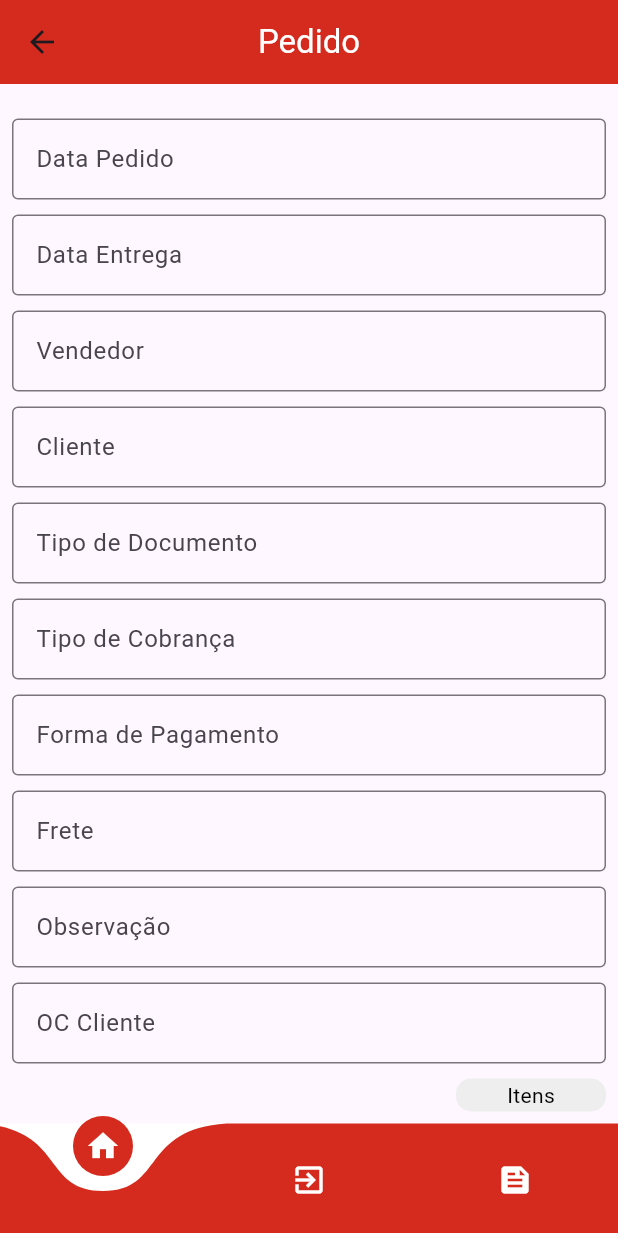
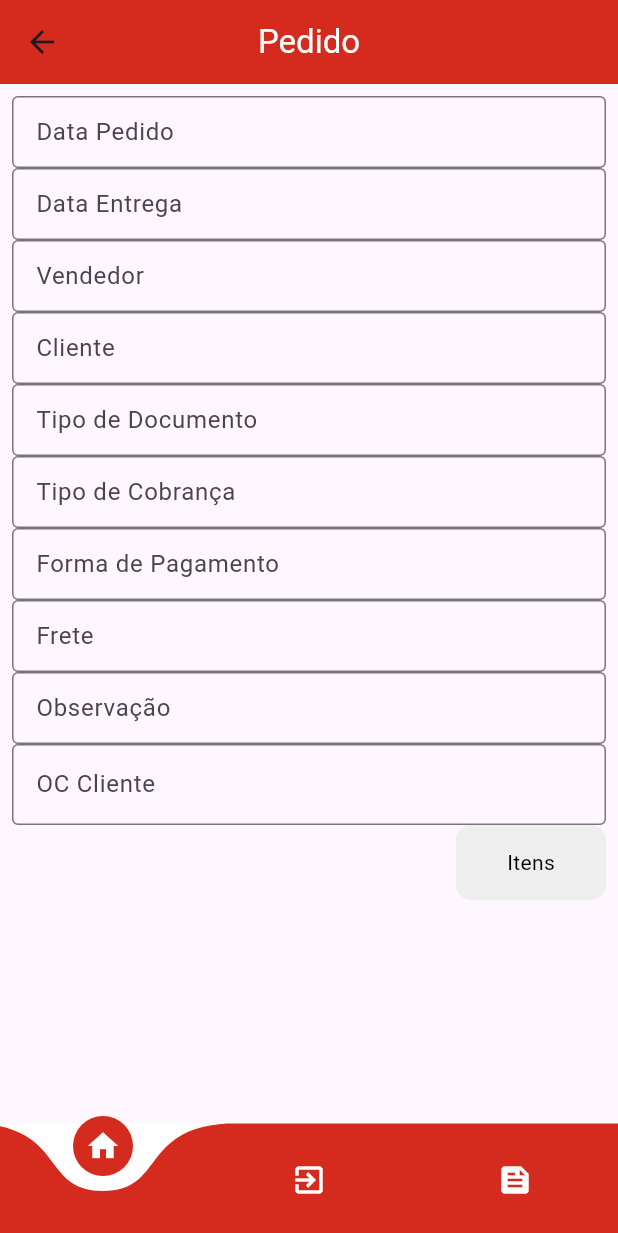
Before and after one commit to kelidss/StikVendas, a Flutter app: the PedidoPage screen opened directly, on a phone screen of 412 x 824 dp. Shown: the top 1233 px of the screen. Run offline on Flutter 3.47's test engine with Material 3 defaults, Android fonts, the phone set to English and light mode, and no system bars; drawn by our look-alikes of curved_navigation_bar; our stand-ins replace awesome_dialog, carousel_slider, percent_indicator; missing offline and left inert: d_chart.

Commit message:
ajustes básicos

```diff
--- a/lib/Models/Model_Login.dart
+++ b/lib/Models/Model_Login.dart
@@ -1,3 +1,5 @@
+// ignore_for_file: file_names
+
 class UserData {
   static String? nomeUsuario;
 }
--- a/lib/Views/PedidoPage.dart
+++ b/lib/Views/PedidoPage.dart
@@ -56,10 +56,10 @@ class _PedidoPageState extends State<PedidoPage> {
         padding: const EdgeInsets.all(8.0),
         child: PageView(
           controller: pageController,
-          physics: const NeverScrollableScrollPhysics(),
+          //physics: const NeverScrollableScrollPhysics(),
           children: [
             //Pedido Doc
-            Column(
+            Wrap(
               children: [
                 const SizedBox(
                   height: 15,
@@ -69,14 +69,15 @@ class _PedidoPageState extends State<PedidoPage> {
                   controller: DtPedidoController,
                   decoration: const InputDecoration(
                     labelText: 'Data Pedido',
+                    hintText: '**/**/****',
                     border: OutlineInputBorder(),
-                    contentPadding: EdgeInsets.fromLTRB(12, 20, 12, 10),
+                    //    contentPadding: EdgeInsets.fromLTRB(12, 20, 12, 10),
                     isDense: true,
                     floatingLabelBehavior:
                         FloatingLabelBehavior.auto, // Rótulo flutuante
                   ),
-          //    inputFormatters: [MaskTextInputFormatter(mask: '##/##/####')],
-              ///keyboardType: TextInputType.datetime,
+                  // inputFormatters: [MaskTextInputFormatter(mask: '##/##/####')],
+                  keyboardType: TextInputType.datetime,
                 ),
                 const SizedBox(height: 10),
                 TextFormField(
@@ -85,10 +86,12 @@ class _PedidoPageState extends State<PedidoPage> {
                   //  keyboardType:TextInputType.datetime,
                   decoration: const InputDecoration(
                       labelText: 'Data Entrega',
+                      hintText: '**/**/****',
                       border: OutlineInputBorder(),
-                      contentPadding: EdgeInsets.fromLTRB(12, 20, 12, 10),
+                      //   contentPadding: EdgeInsets.fromLTRB(12, 20, 12, 10),
                       isDense: true,
                       floatingLabelBehavior: FloatingLabelBehavior.auto),
+                  keyboardType: TextInputType.datetime,
                 ),
                 const SizedBox(height: 10),
                 TextFormField(
@@ -96,7 +99,7 @@ class _PedidoPageState extends State<PedidoPage> {
                   decoration: const InputDecoration(
                     labelText: 'Vendedor',
                     border: OutlineInputBorder(),
-                    contentPadding: EdgeInsets.fromLTRB(12, 20, 12, 10),
+                    // contentPadding: EdgeInsets.fromLTRB(12, 20, 12, 10),
                     isDense: true,
                     floatingLabelBehavior:
                         FloatingLabelBehavior.auto, // Rótulo flutuante
@@ -108,7 +111,7 @@ class _PedidoPageState extends State<PedidoPage> {
                   decoration: const InputDecoration(
                     labelText: 'Cliente',
                     border: OutlineInputBorder(),
-                    contentPadding: EdgeInsets.fromLTRB(12, 20, 12, 10),
+                    //  contentPadding: EdgeInsets.fromLTRB(12, 20, 12, 10),
                     isDense: true,
                     floatingLabelBehavior: FloatingLabelBehavior.auto,
                   ),
@@ -119,7 +122,7 @@ class _PedidoPageState extends State<PedidoPage> {
                   decoration: const InputDecoration(
                     labelText: 'Tipo de Documento',
                     border: OutlineInputBorder(),
-                    contentPadding: EdgeInsets.fromLTRB(12, 20, 12, 10),
+                    //   contentPadding: EdgeInsets.fromLTRB(12, 20, 12, 10),
                     isDense: true,
                     floatingLabelBehavior: FloatingLabelBehavior.auto,
                   ),
@@ -130,7 +133,7 @@ class _PedidoPageState extends State<PedidoPage> {
                   decoration: const InputDecoration(
                     labelText: 'Tipo de Cobrança',
                     border: OutlineInputBorder(),
-                    contentPadding: EdgeInsets.fromLTRB(12, 20, 12, 10),
+                    //  contentPadding: EdgeInsets.fromLTRB(12, 20, 12, 10),
                     isDense: true,
                     floatingLabelBehavior: FloatingLabelBehavior.auto,
                   ),
@@ -141,7 +144,7 @@ class _PedidoPageState extends State<PedidoPage> {
                   decoration: const InputDecoration(
                     labelText: 'Forma de Pagamento',
                     border: OutlineInputBorder(),
-                    contentPadding: EdgeInsets.fromLTRB(12, 20, 12, 10),
+                    //contentPadding: EdgeInsets.fromLTRB(12, 20, 12, 10),
                     isDense: true,
                     floatingLabelBehavior: FloatingLabelBehavior.auto,
                   ),
@@ -152,7 +155,7 @@ class _PedidoPageState extends State<PedidoPage> {
                   decoration: const InputDecoration(
                     labelText: 'Frete',
                     border: OutlineInputBorder(),
-                    contentPadding: EdgeInsets.fromLTRB(12, 20, 12, 10),
+                    //  contentPadding: EdgeInsets.fromLTRB(12, 20, 12, 10),
                     isDense: true,
                     floatingLabelBehavior: FloatingLabelBehavior.auto,
                   ),
@@ -163,7 +166,7 @@ class _PedidoPageState extends State<PedidoPage> {
                   decoration: const InputDecoration(
                     labelText: 'Observação',
                     border: OutlineInputBorder(),
-                    contentPadding: EdgeInsets.fromLTRB(12, 20, 12, 10),
+                    //  contentPadding: EdgeInsets.fromLTRB(12, 20, 12, 10),
                     isDense: true,
                     floatingLabelBehavior: FloatingLabelBehavior.auto,
                   ),
@@ -216,7 +219,7 @@ class _PedidoPageState extends State<PedidoPage> {
               ],
             ),
             //Pedido Item
-            Column(
+            Wrap(
               children: [
                 const SizedBox(
                   height: 15,
@@ -226,7 +229,7 @@ class _PedidoPageState extends State<PedidoPage> {
                   decoration: const InputDecoration(
                     labelText: 'Artigo',
                     border: OutlineInputBorder(),
-                    contentPadding: EdgeInsets.fromLTRB(12, 20, 12, 10),
+                    //   contentPadding: EdgeInsets.fromLTRB(12, 20, 12, 10),
                     isDense: true,
                     floatingLabelBehavior:
                         FloatingLabelBehavior.auto, // Rótulo flutuante
@@ -238,7 +241,7 @@ class _PedidoPageState extends State<PedidoPage> {
                   decoration: const InputDecoration(
                       labelText: 'Detalhe do Artigo',
                       border: OutlineInputBorder(),
-                      contentPadding: EdgeInsets.fromLTRB(12, 20, 12, 10),
+                      //       contentPadding: EdgeInsets.fromLTRB(12, 20, 12, 10),
                       isDense: true,
                       floatingLabelBehavior: FloatingLabelBehavior.auto),
                 ),
@@ -248,7 +251,7 @@ class _PedidoPageState extends State<PedidoPage> {
                   decoration: const InputDecoration(
                     labelText: 'Unidade',
                     border: OutlineInputBorder(),
-                    contentPadding: EdgeInsets.fromLTRB(12, 20, 12, 10),
+                    //   contentPadding: EdgeInsets.fromLTRB(12, 20, 12, 10),
                     isDense: true,
                     floatingLabelBehavior:
                         FloatingLabelBehavior.auto, // Rótulo flutuante
@@ -260,7 +263,7 @@ class _PedidoPageState extends State<PedidoPage> {
                   decoration: const InputDecoration(
                     labelText: 'Quantidade',
                     border: OutlineInputBorder(),
-                    contentPadding: EdgeInsets.fromLTRB(12, 20, 12, 10),
+                    // contentPadding: EdgeInsets.fromLTRB(12, 20, 12, 10),
                     isDense: true,
                     floatingLabelBehavior: FloatingLabelBehavior.auto,
                   ),
@@ -271,7 +274,7 @@ class _PedidoPageState extends State<PedidoPage> {
                   decoration: const InputDecoration(
                     labelText: 'Valor Base',
                     border: OutlineInputBorder(),
-                    contentPadding: EdgeInsets.fromLTRB(12, 20, 12, 10),
+                    // contentPadding: EdgeInsets.fromLTRB(12, 20, 12, 10),
                     isDense: true,
                     floatingLabelBehavior: FloatingLabelBehavior.auto,
                   ),
@@ -282,7 +285,7 @@ class _PedidoPageState extends State<PedidoPage> {
                   decoration: const InputDecoration(
                     labelText: 'Preço Efetivo',
                     border: OutlineInputBorder(),
-                    contentPadding: EdgeInsets.fromLTRB(12, 20, 12, 10),
+                    //  contentPadding: EdgeInsets.fromLTRB(12, 20, 12, 10),
                     isDense: true,
                     floatingLabelBehavior: FloatingLabelBehavior.auto,
                   ),
@@ -293,7 +296,7 @@ class _PedidoPageState extends State<PedidoPage> {
                   decoration: const InputDecoration(
                     labelText: 'Valor Bruto',
                     border: OutlineInputBorder(),
-                    contentPadding: EdgeInsets.fromLTRB(12, 20, 12, 10),
+                    //  contentPadding: EdgeInsets.fromLTRB(12, 20, 12, 10),
                     isDense: true,
                     floatingLabelBehavior: FloatingLabelBehavior.auto,
                   ),
```
